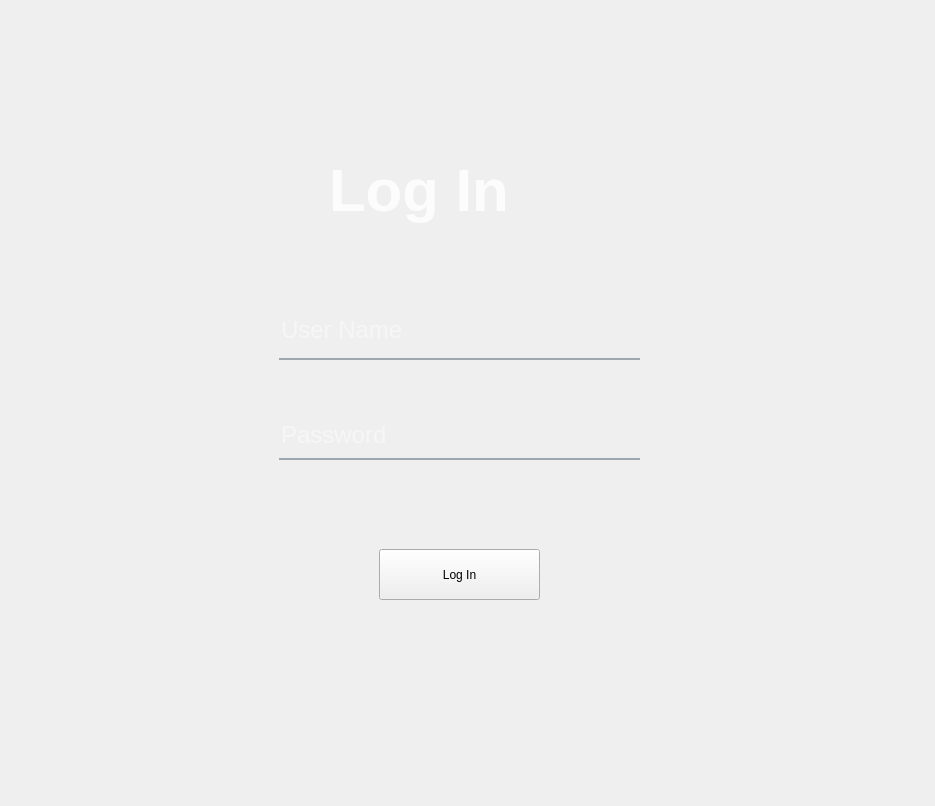
This is login.ui in mindt102/HotelManagementSystem as Qt 5 draws it before an edit. The edited form follows.
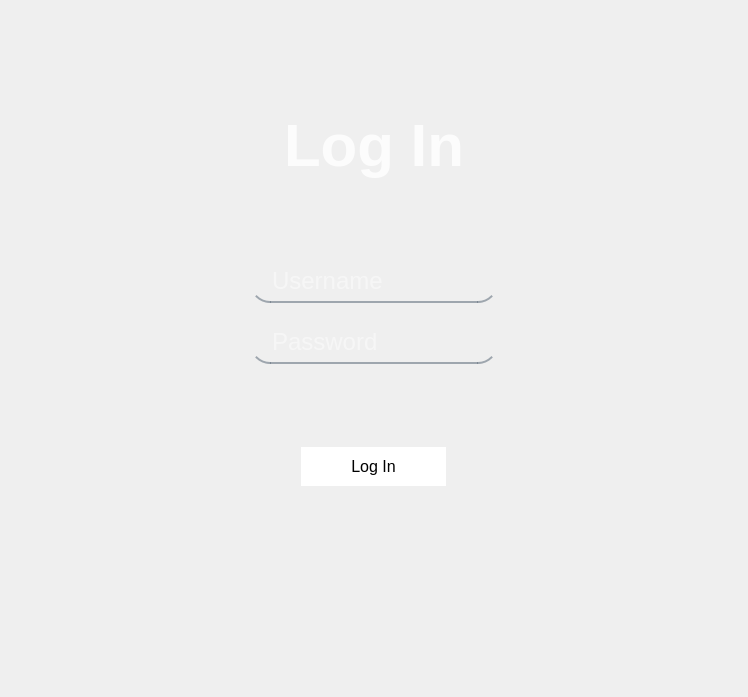
This is the edited form. Icons and pictures are not drawn.

```diff
--- a/login.ui
+++ b/login.ui
@@ -6,65 +6,53 @@
    <rect>
     <x>0</x>
     <y>0</y>
-    <width>935</width>
-    <height>806</height>
+    <width>748</width>
+    <height>697</height>
    </rect>
   </property>
   <property name="windowTitle">
    <string>Form</string>
   </property>
-  <widget class="QWidget" name="widget" native="true">
-   <property name="geometry">
-    <rect>
-     <x>19</x>
-     <y>19</y>
-     <width>871</width>
-     <height>751</height>
-    </rect>
-   </property>
-   <widget class="QLabel" name="bg_label">
-    <property name="geometry">
-     <rect>
-      <x>20</x>
-      <y>20</y>
-      <width>851</width>
-      <height>731</height>
-     </rect>
+  <layout class="QGridLayout" name="gridLayout_9">
+   <item row="0" column="0">
+    <widget class="QFrame" name="frame">
+     <property name="autoFillBackground">
+      <bool>false</bool>
     </property>
     <property name="styleSheet">
      <string notr="true">border-image: url(:/background/images/Login_bg.jpg);
 border-radius:20px;
 </string>
     </property>
-    <property name="text">
-     <string/>
-    </property>
-   </widget>
-   <widget class="QLabel" name="bg_effect">
-    <property name="geometry">
-     <rect>
-      <x>110</x>
-      <y>70</y>
-      <width>241</width>
-      <height>61</height>
-     </rect>
-    </property>
-    <property name="styleSheet">
-     <string notr="true">background-color: rbga(0,0,0,100);
-border-radius: 15px;</string>
-    </property>
-    <property name="text">
-     <string/>
-    </property>
-   </widget>
-   <widget class="QLabel" name="LogIn_label">
-    <property name="geometry">
-     <rect>
-      <x>310</x>
-      <y>120</y>
-      <width>281</width>
-      <height>101</height>
-     </rect>
+     <property name="frameShape">
+      <enum>QFrame::StyledPanel</enum>
+     </property>
+     <property name="frameShadow">
+      <enum>QFrame::Raised</enum>
+     </property>
+     <layout class="QVBoxLayout" name="verticalLayout">
+      <property name="spacing">
+       <number>60</number>
+      </property>
+      <property name="leftMargin">
+       <number>0</number>
+      </property>
+      <property name="topMargin">
+       <number>100</number>
+      </property>
+      <property name="rightMargin">
+       <number>0</number>
+      </property>
+      <property name="bottomMargin">
+       <number>200</number>
+      </property>
+      <item>
+       <widget class="QLabel" name="LogIn_label_3">
+        <property name="sizePolicy">
+         <sizepolicy hsizetype="Preferred" vsizetype="Fixed">
+          <horstretch>0</horstretch>
+          <verstretch>0</verstretch>
+         </sizepolicy>
     </property>
     <property name="font">
      <font>
@@ -79,16 +67,31 @@
     <property name="text">
      <string>Log In</string>
     </property>
-   </widget>
+        <property name="alignment">
+         <set>Qt::AlignCenter</set>
+        </property>
+       </widget>
+      </item>
+      <item>
+       <widget class="QFrame" name="frame_2">
+        <property name="styleSheet">
+         <string notr="true">border-image: none;</string>
+        </property>
+        <property name="frameShape">
+         <enum>QFrame::StyledPanel</enum>
+        </property>
+        <property name="frameShadow">
+         <enum>QFrame::Raised</enum>
+        </property>
+        <layout class="QVBoxLayout" name="verticalLayout_2">
+         <property name="leftMargin">
+          <number>150</number>
+         </property>
+         <property name="rightMargin">
+          <number>150</number>
+         </property>
+         <item alignment="Qt::AlignHCenter">
    <widget class="QLineEdit" name="username">
-    <property name="geometry">
-     <rect>
-      <x>260</x>
-      <y>290</y>
-      <width>361</width>
-      <height>51</height>
-     </rect>
-    </property>
     <property name="font">
      <font>
       <pointsize>18</pointsize>
@@ -99,23 +102,21 @@
 border: none;
 border-bottom: 2px solid rgba(105,118,132,155);
 color: rgba(255,255,255,230);
-padding-bottom: 7px;</string>
+padding: 5px 20px;
+border-image: none;</string>
+           </property>
+           <property name="text">
+            <string/>
     </property>
     <property name="placeholderText">
-     <string>User Name</string>
-    </property>
-   </widget>
+            <string>Username</string>
+           </property>
+          </widget>
+         </item>
+         <item alignment="Qt::AlignHCenter">
    <widget class="QLineEdit" name="password">
-    <property name="geometry">
-     <rect>
-      <x>260</x>
-      <y>400</y>
-      <width>361</width>
-      <height>41</height>
-     </rect>
-    </property>
     <property name="sizePolicy">
-     <sizepolicy hsizetype="Expanding" vsizetype="Ignored">
+            <sizepolicy hsizetype="Expanding" vsizetype="Fixed">
       <horstretch>0</horstretch>
       <verstretch>0</verstretch>
      </sizepolicy>
@@ -130,7 +131,9 @@
 border: none;
 border-bottom: 2px solid rgba(105,118,132,155);
 color: rgba(255,255,255,230);
-padding-bottom: 7px;</string>
+
+border-image: none;
+padding: 5px 20px;</string>
     </property>
     <property name="echoMode">
      <enum>QLineEdit::Password</enum>
@@ -139,23 +142,42 @@
      <string>Password</string>
     </property>
    </widget>
+         </item>
+        </layout>
+       </widget>
+      </item>
+      <item alignment="Qt::AlignHCenter">
    <widget class="QPushButton" name="loginBtn">
-    <property name="geometry">
-     <rect>
-      <x>360</x>
-      <y>530</y>
-      <width>161</width>
-      <height>51</height>
-     </rect>
+        <property name="sizePolicy">
+         <sizepolicy hsizetype="Fixed" vsizetype="Fixed">
+          <horstretch>0</horstretch>
+          <verstretch>0</verstretch>
+         </sizepolicy>
+        </property>
+        <property name="font">
+         <font>
+          <pointsize>12</pointsize>
+          <italic>false</italic>
+         </font>
     </property>
     <property name="styleSheet">
-     <string notr="true"/>
+         <string notr="true">border-image: none;background-color: white;
+padding: 10px 50px;
+border-radius: 20px;
+border-style: none;</string>
     </property>
     <property name="text">
      <string>Log In</string>
     </property>
-   </widget>
-  </widget>
+        <property name="shortcut">
+         <string>Return</string>
+        </property>
+       </widget>
+      </item>
+     </layout>
+    </widget>
+   </item>
+  </layout>
  </widget>
  <resources>
   <include location="login_qrc.qrc"/>
```
Left out of the diff: 3 changed lines with no effect on the pictures. Lines whose indentation alone changed are shown as unchanged.
